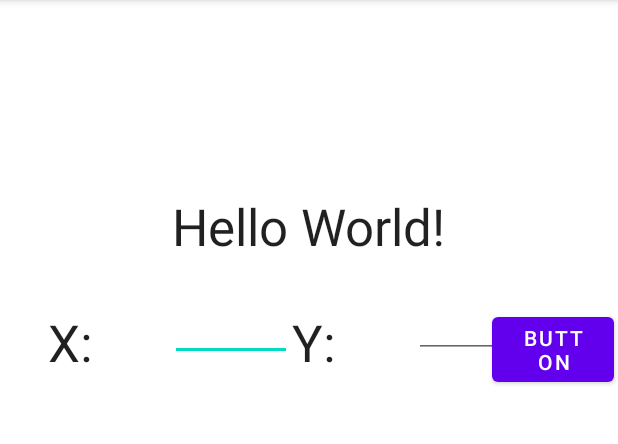
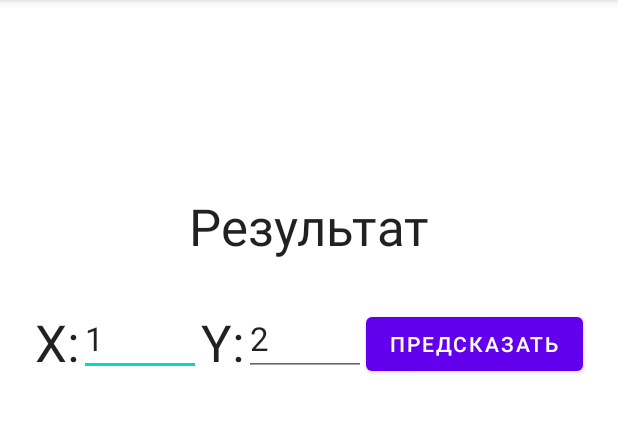
Before and after one commit to motokazmin/er-telecom-test, an Android app: the screen it shows after launch (MainActivity), on a phone screen of 412 x 824 dp, the part 84-528 px from its top. Run offline under Robolectric (Android 15) with nearby library versions, the phone set to English and light mode, and no system bars; our stand-ins replace ButterKnife; libraries missing offline, so code that uses them is left out: com.google.firebase.ml, com.google.firebase.remoteconfig, org.tensorflow.lite; 4 statements that could not run were skipped.

Commit message:
New app draft

```diff
--- a/app/src/main/java/com/er_telecom/test_app/MainActivity.java
+++ b/app/src/main/java/com/er_telecom/test_app/MainActivity.java
@@ -41,7 +41,6 @@ public class MainActivity extends AppCompatActivity {
 
     private Interpreter interpreter = null;
 
-    private String modelName;
     private FirebaseRemoteConfig mFirebaseRemoteConfig = null;
     private Boolean modelReady = false;
     private static final String TAG = "UnFunc";
@@ -59,8 +58,8 @@ public class MainActivity extends AppCompatActivity {
     private void onPredictClicked() {
         float x = Float.parseFloat(X.getText().toString());
         float y = Float.parseFloat(Y.getText().toString());
-
-        prediction.setText( Float.toString(predict(x, y)));
+        float z = predict(x, y);
+        prediction.setText(z == -1? "Что то пошло не так..." : Float.toString(z));
     }
 
     private void initializeModelFromRemoteConfig(){
@@ -77,12 +76,12 @@ public class MainActivity extends AppCompatActivity {
                     public void onComplete(@NonNull Task<Boolean> task) {
                         if (task.isSuccessful()) {
                             Boolean updated = task.getResult();
-                            modelName = mFirebaseRemoteConfig.getString("model_name");
-                            Log.d("UnFunc", "Config params updated: " + updated.toString() + ", model name is " + modelName);
-                            loadModel();
+                            Log.d("UnFunc", "Config params updated: " + updated.toString());
+                            if (updated == true)
+                                loadModel();
                         }
                         else {
-                            Log.d("UnFunc", "Config params is failed");
+                            Log.d("UnFunc", "Config params is failed: " + task.getException());
                         }
                     }
                 }
--- a/app/src/main/res/layout/activity_main.xml
+++ b/app/src/main/res/layout/activity_main.xml
@@ -11,7 +11,7 @@
         android:layout_width="wrap_content"
         android:layout_height="wrap_content"
         android:layout_marginTop="128dp"
-        android:text="Hello World!"
+        android:text="Результат"
         android:textAppearance="@style/TextAppearance.AppCompat.Large"
         android:textSize="34sp"
         android:textStyle=""
@@ -21,7 +21,7 @@
 
     <TextView
         android:id="@+id/XLabel"
-        android:layout_width="81dp"
+        android:layout_width="wrap_content"
         android:layout_height="wrap_content"
         android:layout_marginStart="32dp"
         android:layout_marginTop="32dp"
@@ -29,52 +29,65 @@
         android:textAppearance="@style/TextAppearance.AppCompat.Large"
         android:textSize="34sp"
         android:visibility="visible"
+        app:layout_constraintEnd_toStartOf="@+id/editTextNumberX"
+        app:layout_constraintHorizontal_bias="0.5"
         app:layout_constraintStart_toStartOf="parent"
         app:layout_constraintTop_toBottomOf="@+id/Zresult" />
 
     <EditText
         android:id="@+id/editTextNumberX"
         android:layout_width="81dp"
-        android:layout_height="35dp"
+        android:layout_height="wrap_content"
         android:layout_marginTop="32dp"
         android:ems="10"
         android:inputType="number"
         android:visibility="visible"
+        android:text="1"
+        android:textAppearance="@style/TextAppearance.AppCompat.Large"
+        app:layout_constraintEnd_toStartOf="@+id/YLabel"
+        app:layout_constraintHorizontal_bias="0.5"
         app:layout_constraintStart_toEndOf="@+id/XLabel"
-        app:layout_constraintTop_toBottomOf="@+id/Zresult" />
+        app:layout_constraintBottom_toBottomOf="@+id/XLabel" />
 
     <TextView
         android:id="@+id/YLabel"
-        android:layout_width="81dp"
+        android:layout_width="wrap_content"
         android:layout_height="wrap_content"
         android:layout_marginTop="32dp"
         android:text="Y:"
         android:textAppearance="@style/TextAppearance.AppCompat.Large"
         android:textSize="34sp"
         android:visibility="visible"
+        app:layout_constraintEnd_toStartOf="@+id/editTextNumberY"
+        app:layout_constraintHorizontal_bias="0.5"
         app:layout_constraintStart_toEndOf="@+id/editTextNumberX"
         app:layout_constraintTop_toBottomOf="@+id/Zresult" />
 
     <EditText
         android:id="@+id/editTextNumberY"
         android:layout_width="81dp"
-        android:layout_height="33dp"
+        android:layout_height="wrap_content"
         android:layout_marginTop="32dp"
         android:ems="10"
+        android:text="2"
+        android:textAppearance="@style/TextAppearance.AppCompat.Large"
         android:inputType="number"
         android:visibility="visible"
+        app:layout_constraintEnd_toStartOf="@+id/buttonPredict"
+        app:layout_constraintHorizontal_bias="0.5"
         app:layout_constraintStart_toEndOf="@+id/YLabel"
-        app:layout_constraintTop_toBottomOf="@+id/Zresult" />
+        app:layout_constraintBottom_toBottomOf="@+id/YLabel" />
 
     <Button
         android:id="@+id/buttonPredict"
-        android:layout_width="81dp"
+        android:layout_width="wrap_content"
         android:layout_height="wrap_content"
         android:layout_marginTop="32dp"
         android:layout_marginEnd="32dp"
-        android:text="Button"
+        android:text="Предсказать"
         android:visibility="visible"
         app:layout_constraintEnd_toEndOf="parent"
+        app:layout_constraintHorizontal_bias="0.5"
         app:layout_constraintStart_toEndOf="@+id/editTextNumberY"
         app:layout_constraintTop_toBottomOf="@+id/Zresult" />
 
```
